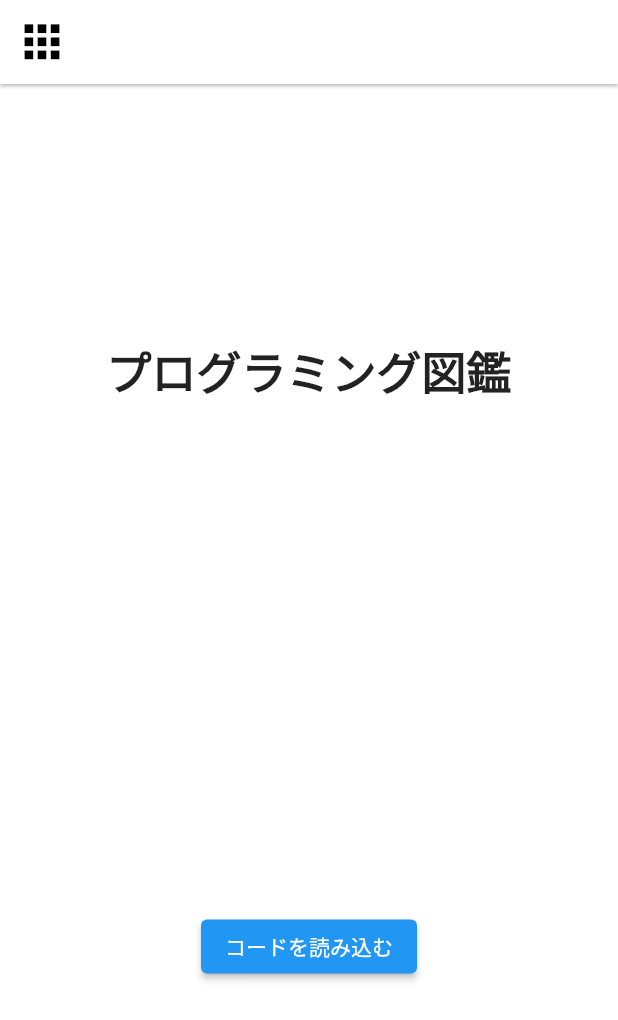
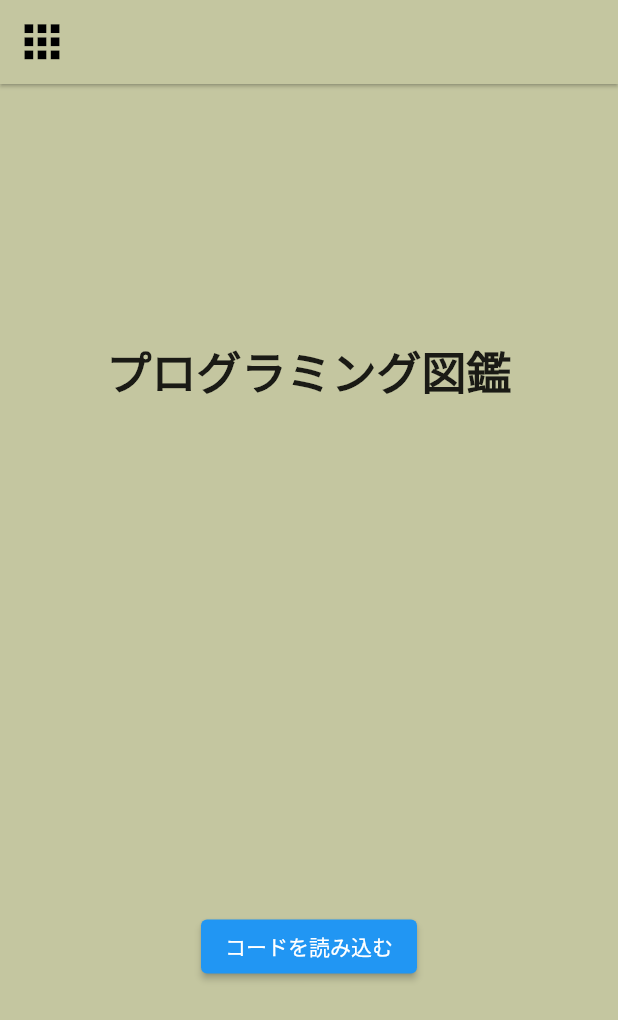
Before and after one commit to iseruuuuu/barcode_programing_laungage_collection_app, a Flutter app: the screen it shows after launch, on a phone screen of 412 x 824 dp. Shown: the top 1020 px of the screen. Run offline on Flutter 3.47's test engine with Material 2 defaults, Android fonts, the phone set to English and light mode, and no system bars; our stand-ins replace get, shared_preferences; missing offline and left inert: barcode_scan2.

Commit message:
add: ２画面の画面の色を統一した

```diff
--- a/lib/screen/home/home_screen.dart
+++ b/lib/screen/home/home_screen.dart
@@ -9,9 +9,9 @@ class HomeScreen extends StatelessWidget {
   Widget build(BuildContext context) {
     final controller = Get.put(HomeScreenController(), tag: '');
     return Scaffold(
-      backgroundColor: Colors.white,
+      backgroundColor: const Color(0xFFC4C6A0),
       appBar: AppBar(
-        backgroundColor: Colors.white,
+        backgroundColor: const Color(0xFFC4C6A0),
         elevation: 1,
         leading: IconButton(
           onPressed: controller.onTap,
--- a/lib/screen/language_list/language_list_screen.dart
+++ b/lib/screen/language_list/language_list_screen.dart
@@ -10,9 +10,9 @@ class LanguageListScreen extends StatelessWidget {
   Widget build(BuildContext context) {
     final controller = Get.put(LanguageListScreenController(), tag: '');
     return Scaffold(
-      backgroundColor: Colors.white,
+      backgroundColor: const Color(0xFFC4C6A0),
       appBar: AppBar(
-        backgroundColor: Colors.white,
+        backgroundColor: const Color(0xFFC4C6A0),
         elevation: 1,
         title: const Text(
           'コレクション',
```
